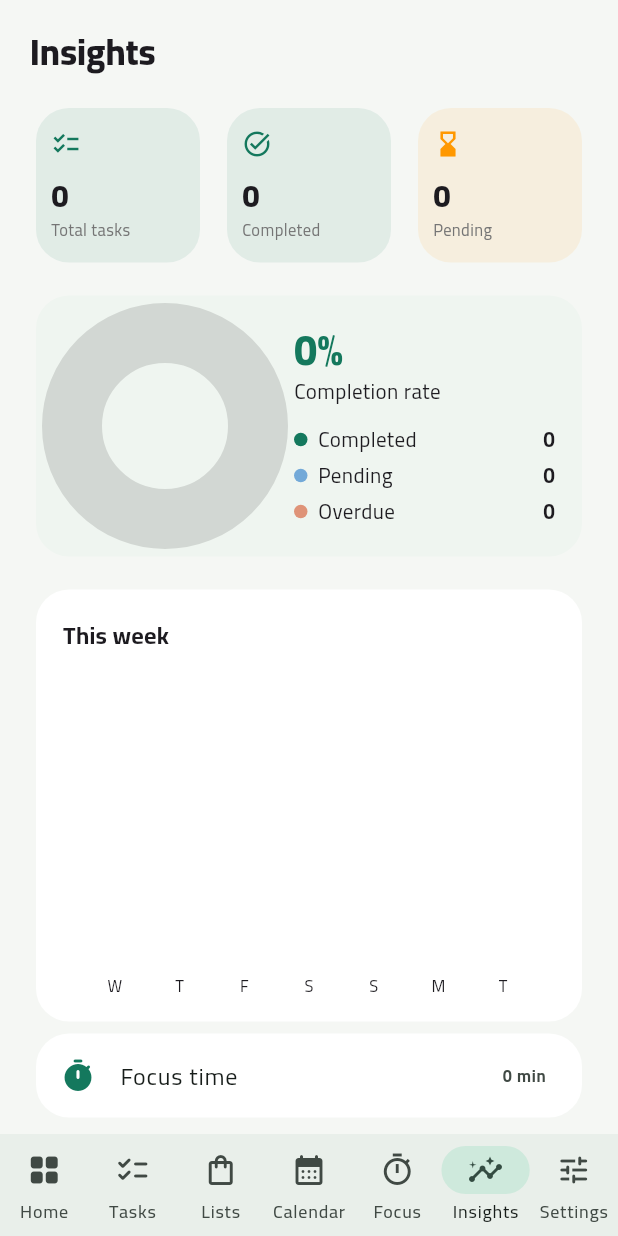
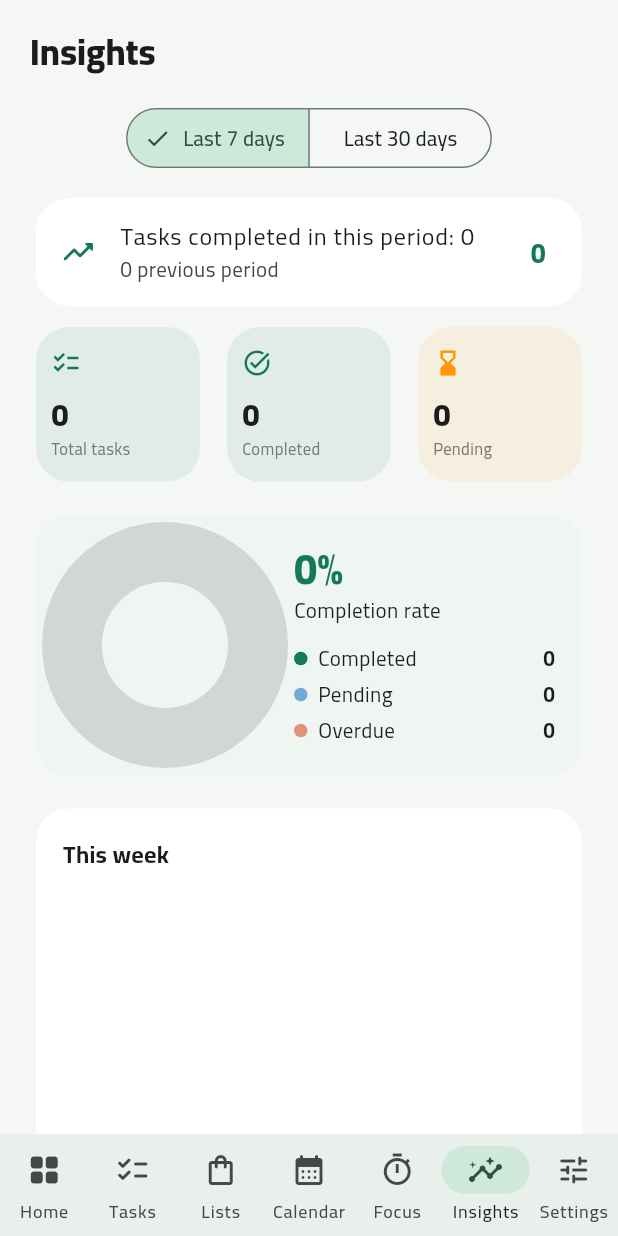
Before and after one commit to anubisland/Smart-ToDo, a Flutter app: the screen it shows after launch, item 6 of the bottom bar chosen, on a phone screen of 412 x 824 dp. Run offline on Flutter 3.47's test engine with Material 3 defaults, Android fonts, the phone set to English and light mode, and no system bars; drawn by our look-alikes of fl_chart; our stand-ins replace file_picker, flutter_local_notifications, flutter_timezone, package_info_plus, shared_preferences, sqflite and 2 more; accounts and stored records are empty.

Commit message:
Expand task completion insights

```diff
--- a/lib/app.dart
+++ b/lib/app.dart
@@ -130,6 +130,12 @@ const Map<String, Map<String, String>> _words = {
     'focusCycle': 'Work sessions in this cycle',
     'sessionComplete': 'Session complete',
     'nextReady': 'is ready to start',
+    'last7Days': 'Last 7 days',
+    'last30Days': 'Last 30 days',
+    'periodCompleted': 'Tasks completed in this period',
+    'previousPeriod': 'previous period',
+    'categories': 'Progress by category',
+    'noCategoryTasks': 'No tasks in this category yet',
   },
   'ar': {
     'home': 'الرئيسية',
@@ -242,6 +248,12 @@ const Map<String, Map<String, String>> _words = {
     'focusCycle': 'جلسات التركيز في هذه الدورة',
     'sessionComplete': 'اكتملت الجلسة',
     'nextReady': 'جاهزة للبدء',
+    'last7Days': 'آخر 7 أيام',
+    'last30Days': 'آخر 30 يوماً',
+    'periodCompleted': 'المهام المكتملة خلال الفترة',
+    'previousPeriod': 'الفترة السابقة',
+    'categories': 'الإنجاز حسب التصنيف',
+    'noCategoryTasks': 'لا توجد مهام في هذا التصنيف بعد',
   },
 };
 
@@ -388,7 +400,7 @@ class TodoShell extends StatefulWidget {
 
 class _TodoShellState extends State<TodoShell> {
   final db = TaskDatabase.instance;
-  String appVersion = '1.0.5+6';
+  String appVersion = '1.0.6+7';
   List<TodoTask> tasks = [];
   int tab = 0;
   bool loading = true;
@@ -396,6 +408,7 @@ class _TodoShellState extends State<TodoShell> {
   String filter = 'all';
   String search = '';
   String? projectFilter;
+  int insightsDays = 7;
   final quickController = TextEditingController();
   DateTime selected = DateTime.now();
   String t(String key) => _words[widget.lang]?[key] ?? key;
@@ -1424,26 +1437,62 @@ class _TodoShellState extends State<TodoShell> {
                 title: '$overdue',
               ),
           ];
+    final now = DateTime.now();
+    final today = DateTime(now.year, now.month, now.day);
+    final periodStart = today.subtract(Duration(days: insightsDays - 1));
+    final previousStart = periodStart.subtract(Duration(days: insightsDays));
+    int completionsBetween(DateTime start, DateTime end) => tasks
+        .where(
+          (task) =>
+              task.completedAt != null &&
+              !task.completedAt!.isBefore(start) &&
+              task.completedAt!.isBefore(end),
+        )
+        .length;
+    final periodCompleted = completionsBetween(
+      periodStart,
+      today.add(const Duration(days: 1)),
+    );
+    final previousCompleted = completionsBetween(previousStart, periodStart);
+    final trend = periodCompleted - previousCompleted;
     final days = List.generate(
-      7,
-      (i) => DateTime.now().subtract(Duration(days: 6 - i)),
+      insightsDays,
+      (i) => periodStart.add(Duration(days: i)),
     );
-    final bars = days.map((d) {
+    final bars = days.asMap().entries.map((entry) {
+      final d = entry.value;
       final n = tasks
           .where((x) => x.completedAt != null && isSameDay(x.completedAt!, d))
           .length;
       return BarChartGroupData(
-        x: days.indexOf(d),
+        x: entry.key,
         barRods: [
           BarChartRodData(
             toY: n.toDouble(),
             color: _green,
-            width: 17,
+            width: insightsDays == 7 ? 17 : 6,
             borderRadius: BorderRadius.circular(5),
           ),
         ],
       );
     }).toList();
+    final categoryTotals = <String, int>{};
+    final categoryCompleted = <String, int>{};
+    for (final task in tasks) {
+      categoryTotals.update(
+        task.category,
+        (count) => count + 1,
+        ifAbsent: () => 1,
+      );
+      if (task.completed) {
+        categoryCompleted.update(
+          task.category,
+          (count) => count + 1,
+          ifAbsent: () => 1,
+        );
+      }
+    }
+    final categories = categoryTotals.keys.toList()..sort();
     return ListView(
       padding: const EdgeInsets.fromLTRB(20, 18, 20, 30),
       children: [
@@ -1454,6 +1503,39 @@ class _TodoShellState extends State<TodoShell> {
           ).textTheme.headlineSmall?.copyWith(fontWeight: FontWeight.w800),
         ),
         const SizedBox(height: 18),
+        Center(
+          child: SegmentedButton<int>(
+            segments: [
+              ButtonSegment(value: 7, label: Text(t('last7Days'))),
+              ButtonSegment(value: 30, label: Text(t('last30Days'))),
+            ],
+            selected: {insightsDays},
+            onSelectionChanged: (value) =>
+                setState(() => insightsDays = value.first),
+          ),
+        ),
+        const SizedBox(height: 12),
+        Card(
+          child: ListTile(
+            leading: Icon(
+              trend >= 0
+                  ? Icons.trending_up_rounded
+                  : Icons.trending_down_rounded,
+              color: trend >= 0 ? _green : const Color(0xffdb654e),
+            ),
+            title: Text('${t('periodCompleted')}: $periodCompleted'),
+            subtitle: Text('$previousCompleted ${t('previousPeriod')}'),
+            trailing: Text(
+              '${trend > 0 ? '+' : ''}$trend',
+              style: TextStyle(
+                fontWeight: FontWeight.w800,
+                color: trend >= 0 ? _green : const Color(0xffdb654e),
+                fontSize: 18,
+              ),
+            ),
+          ),
+        ),
+        const SizedBox(height: 6),
         Row(
           children: [
             Expanded(
@@ -1533,7 +1615,7 @@ class _TodoShellState extends State<TodoShell> {
               crossAxisAlignment: CrossAxisAlignment.start,
               children: [
                 Text(
-                  t('week'),
+                  insightsDays == 7 ? t('week') : t('last30Days'),
                   style: Theme.of(context).textTheme.titleMedium?.copyWith(
                     fontWeight: FontWeight.bold,
                   ),
@@ -1561,12 +1643,31 @@ class _TodoShellState extends State<TodoShell> {
                             showTitles: true,
                             getTitlesWidget: (v, m) => Padding(
                               padding: const EdgeInsets.only(top: 8),
-                              child: Text(
-                                DateFormat.E(widget.lang)
-                                    .format(days[v.toInt().clamp(0, 6)])
-                                    .substring(0, 1),
-                                style: const TextStyle(fontSize: 11),
-                              ),
+                              child:
+                                  insightsDays == 30 &&
+                                      v.toInt() % 5 != 0 &&
+                                      v.toInt() != 29
+                                  ? const SizedBox.shrink()
+                                  : Text(
+                                      insightsDays == 7
+                                          ? DateFormat.E(widget.lang)
+                                                .format(
+                                                  days[v.toInt().clamp(
+                                                    0,
+                                                    days.length - 1,
+                                                  )],
+                                                )
+                                                .substring(0, 1)
+                                          : DateFormat.Md(widget.lang).format(
+                                              days[v.toInt().clamp(
+                                                0,
+                                                days.length - 1,
+                                              )],
+                                            ),
+                                      style: TextStyle(
+                                        fontSize: insightsDays == 7 ? 11 : 9,
+                                      ),
+                                    ),
                             ),
                           ),
                         ),
@@ -1578,6 +1679,48 @@ class _TodoShellState extends State<TodoShell> {
             ),
           ),
         ),
+        if (categories.isNotEmpty)
+          Card(
+            child: Padding(
+              padding: const EdgeInsets.all(18),
+              child: Column(
+                crossAxisAlignment: CrossAxisAlignment.start,
+                children: [
+                  Text(
+                    t('categories'),
+                    style: Theme.of(context).textTheme.titleMedium?.copyWith(
+                      fontWeight: FontWeight.bold,
+                    ),
+                  ),
+                  const SizedBox(height: 12),
+                  for (final category in categories) ...[
+                    Row(
+                      children: [
+                        Expanded(child: Text(t(category.toLowerCase()))),
+                        Text(
+                          '${categoryCompleted[category] ?? 0}/${categoryTotals[category]}',
+                          style: const TextStyle(fontWeight: FontWeight.w700),
+                        ),
+                      ],
+                    ),
+                    const SizedBox(height: 6),
+                    ClipRRect(
+                      borderRadius: BorderRadius.circular(8),
+                      child: LinearProgressIndicator(
+                        value:
+                            (categoryCompleted[category] ?? 0) /
+                            categoryTotals[category]!,
+                        minHeight: 7,
+                        backgroundColor: _mint,
+                        color: _green,
+                      ),
+                    ),
+                    const SizedBox(height: 12),
+                  ],
+                ],
+              ),
+            ),
+          ),
         Card(
           child: ListTile(
             leading: const Icon(Icons.timer_rounded, color: _green),
--- a/pubspec.yaml
+++ b/pubspec.yaml
@@ -16,7 +16,7 @@ publish_to: 'none' # Remove this line if you wish to publish to pub.dev
 # https://developer.apple.com/library/archive/documentation/General/Reference/InfoPlistKeyReference/Articles/CoreFoundationKeys.html
 # In Windows, build-name is used as the major, minor, and patch parts
 # of the product and file versions while build-number is used as the build suffix.
-version: 1.0.5+6
+version: 1.0.6+7
 
 environment:
   sdk: ^3.11.5
```
Also changed, not shown: 3 other files.
